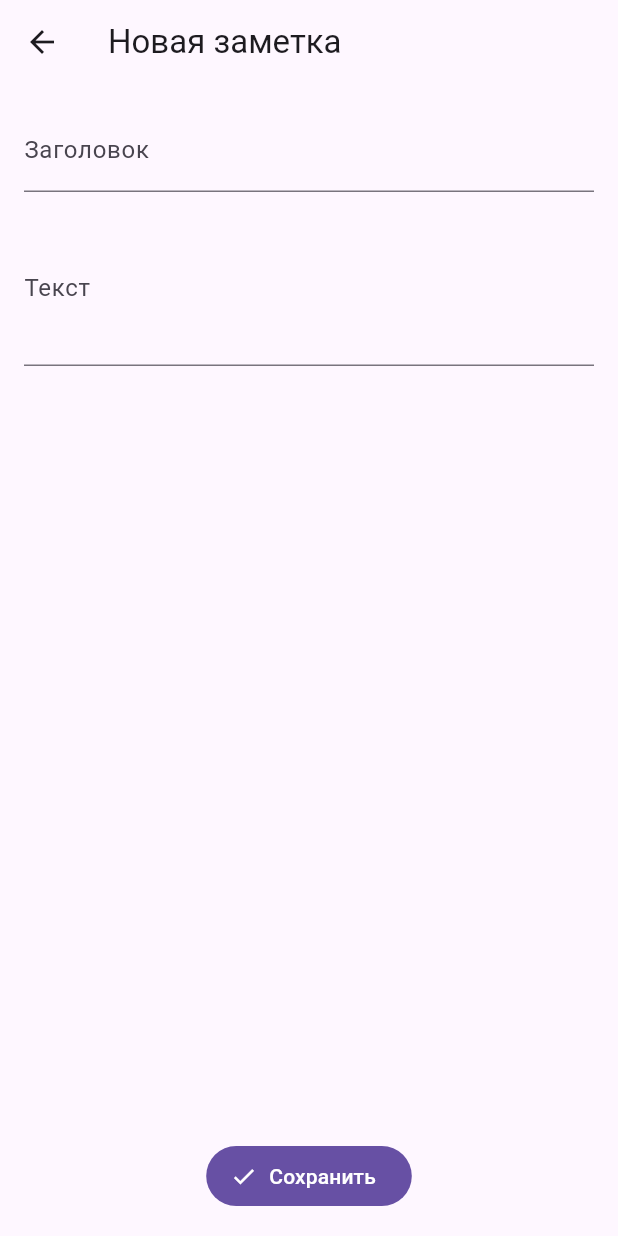
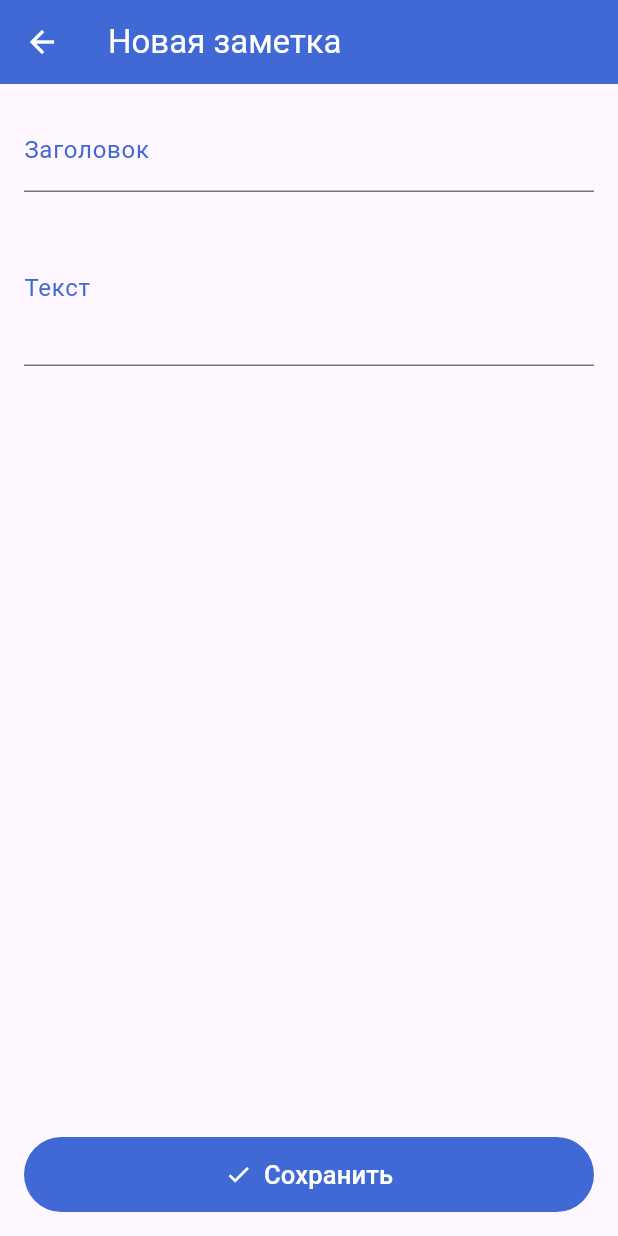
Before and after one commit to Luostra/PCS5, a Flutter app: the screen it shows after launch, after a tap on the "delete outline" icon, after a tap on the "add" icon, on a phone screen of 412 x 824 dp. Run offline on Flutter 3.47's test engine with Material 3 defaults, Android fonts, the phone set to English and light mode, and no system bars.

Commit message:
improved style

```diff
--- a/simple_notes_klyuchnikov/lib/edit_note_page.dart
+++ b/simple_notes_klyuchnikov/lib/edit_note_page.dart
@@ -13,6 +13,9 @@ class _EditNotePageState extends State<EditNotePage> {
   final _formKey = GlobalKey<FormState>();
   late String _title = widget.existing?.title ?? '';
   late String _body = widget.existing?.body ?? '';
+
+  // Определяем цвет
+  final Color _primaryColor = const Color.fromARGB(255, 65, 105, 214);
 
   void _save() {
     if (!_formKey.currentState!.validate()) return;
@@ -33,7 +36,11 @@ class _EditNotePageState extends State<EditNotePage> {
   Widget build(BuildContext context) {
     final isEdit = widget.existing != null;
     return Scaffold(
-      appBar: AppBar(title: Text(isEdit ? 'Редактировать' : 'Новая заметка')),
+      appBar: AppBar(
+        title: Text(isEdit ? 'Редактировать' : 'Новая заметка'),
+        backgroundColor: _primaryColor,
+        foregroundColor: Colors.white,
+      ),
       body: Padding(
         padding: const EdgeInsets.all(16),
         child: Form(
@@ -42,13 +49,25 @@ class _EditNotePageState extends State<EditNotePage> {
             children: [
               TextFormField(
                 initialValue: _title,
-                decoration: const InputDecoration(labelText: 'Заголовок'),
+                decoration: InputDecoration(
+                  labelText: 'Заголовок',
+                  labelStyle: TextStyle(color: _primaryColor),
+                  focusedBorder: UnderlineInputBorder(
+                    borderSide: BorderSide(color: _primaryColor),
+                  ),
+                ),
                 onSaved: (v) => _title = v!.trim(),
               ),
               const SizedBox(height: 12),
               TextFormField(
                 initialValue: _body,
-                decoration: const InputDecoration(labelText: 'Текст'),
+                decoration: InputDecoration(
+                  labelText: 'Текст',
+                  labelStyle: TextStyle(color: _primaryColor),
+                  focusedBorder: UnderlineInputBorder(
+                    borderSide: BorderSide(color: _primaryColor),
+                  ),
+                ),
                 minLines: 3,
                 maxLines: 6,
                 onSaved: (v) => _body = v!.trim(),
@@ -57,10 +76,21 @@ class _EditNotePageState extends State<EditNotePage> {
                     : null,
               ),
               const Spacer(),
-              FilledButton.icon(
+              FilledButton(
                 onPressed: _save,
-                icon: const Icon(Icons.check),
-                label: const Text('Сохранить'),
+                style: FilledButton.styleFrom(
+                  backgroundColor: _primaryColor,
+                  foregroundColor: Colors.white,
+                  minimumSize: const Size(double.infinity, 50),
+                ),
+                child: const Row(
+                  mainAxisAlignment: MainAxisAlignment.center,
+                  children: [
+                    Icon(Icons.check),
+                    SizedBox(width: 8),
+                    Text('Сохранить', style: TextStyle(fontSize: 17)),
+                  ],
+                ),
               ),
             ],
           ),
--- a/simple_notes_klyuchnikov/lib/main.dart
+++ b/simple_notes_klyuchnikov/lib/main.dart
@@ -173,7 +173,8 @@ class _NotesPageState extends State<NotesPage> {
       ),
       floatingActionButton: FloatingActionButton(
         onPressed: _addNote,
-        child: const Icon(Icons.add),
+        backgroundColor: Color.fromARGB(255, 65, 105, 214),
+        child: const Icon(Icons.add, color: Colors.white),
       ),
       body: Column(
         children: [
@@ -237,6 +238,13 @@ class _NotesPageState extends State<NotesPage> {
                     itemBuilder: (context, i) {
                       final note = _filteredNotes[i];
                       return Dismissible(
+                        background: Container(
+                          color: Colors.red,
+                          child: Icon(
+                            Icons.delete_outline,
+                            color: Colors.white,
+                          ),
+                        ),
                         key: ValueKey(note.id),
                         onDismissed: (DismissDirection direction) {
                           _delete(note);
```
